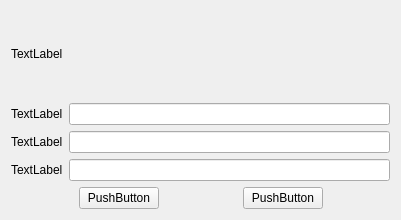
Old version of the form recharge.ui in the repository Aloereed/Flightman_Client_DATA130039.
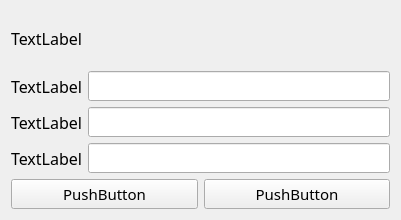
New version of the form.

```diff
--- a/recharge.ui
+++ b/recharge.ui
@@ -10,6 +10,12 @@
     <height>220</height>
    </rect>
   </property>
+  <property name="font">
+   <font>
+    <family>Yu Gothic UI Semilight</family>
+    <pointsize>11</pointsize>
+   </font>
+  </property>
   <property name="windowTitle">
    <string>Form</string>
   </property>
@@ -18,6 +24,12 @@
     <layout class="QVBoxLayout" name="verticalLayout">
      <item>
       <widget class="QLabel" name="Hint_label">
+       <property name="font">
+        <font>
+         <family>Yu Gothic UI Semilight</family>
+         <pointsize>12</pointsize>
+        </font>
+       </property>
        <property name="text">
         <string>TextLabel</string>
        </property>
@@ -29,6 +41,12 @@
         <layout class="QVBoxLayout" name="verticalLayout_3">
          <item>
           <widget class="QLabel" name="ID_label">
+           <property name="font">
+            <font>
+             <family>Yu Gothic UI Semilight</family>
+             <pointsize>12</pointsize>
+            </font>
+           </property>
            <property name="text">
             <string>TextLabel</string>
            </property>
@@ -36,6 +54,12 @@
          </item>
          <item>
           <widget class="QLabel" name="Pwd_label">
+           <property name="font">
+            <font>
+             <family>Yu Gothic UI Semilight</family>
+             <pointsize>12</pointsize>
+            </font>
+           </property>
            <property name="text">
             <string>TextLabel</string>
            </property>
@@ -43,6 +67,12 @@
          </item>
          <item>
           <widget class="QLabel" name="Amount_label">
+           <property name="font">
+            <font>
+             <family>Yu Gothic UI Semilight</family>
+             <pointsize>12</pointsize>
+            </font>
+           </property>
            <property name="text">
             <string>TextLabel</string>
            </property>
@@ -67,19 +97,6 @@
      </item>
      <item>
       <layout class="QHBoxLayout" name="horizontalLayout_4">
-       <item>
-        <spacer name="horizontalSpacer_2">
-         <property name="orientation">
-          <enum>Qt::Horizontal</enum>
-         </property>
-         <property name="sizeHint" stdset="0">
-          <size>
-           <width>40</width>
-           <height>20</height>
-          </size>
-         </property>
-        </spacer>
-       </item>
        <item>
         <widget class="QPushButton" name="Ok_pushButton">
          <property name="text">
@@ -87,19 +104,6 @@
          </property>
         </widget>
        </item>
-       <item>
-        <spacer name="horizontalSpacer">
-         <property name="orientation">
-          <enum>Qt::Horizontal</enum>
-         </property>
-         <property name="sizeHint" stdset="0">
-          <size>
-           <width>78</width>
-           <height>18</height>
-          </size>
-         </property>
-        </spacer>
-       </item>
        <item>
         <widget class="QPushButton" name="Back_pushButton">
          <property name="text">
@@ -107,19 +111,6 @@
          </property>
         </widget>
        </item>
-       <item>
-        <spacer name="horizontalSpacer_3">
-         <property name="orientation">
-          <enum>Qt::Horizontal</enum>
-         </property>
-         <property name="sizeHint" stdset="0">
-          <size>
-           <width>40</width>
-           <height>20</height>
-          </size>
-         </property>
-        </spacer>
-       </item>
       </layout>
      </item>
     </layout>
```
Left out of the diff: 2 changed lines with no effect on the pictures.
